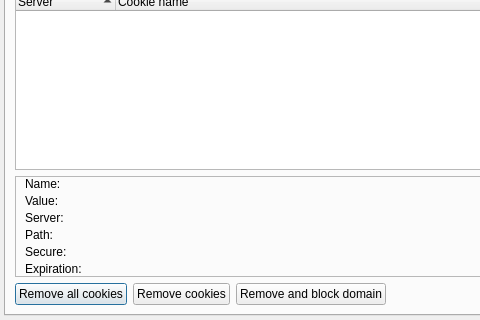
This is src/lib/cookies/cookiemanager.ui in QupZilla/qupzilla as Qt 5 draws it before an edit; both pictures show x 0 to 480 and y 95 to 415 of the 617 by 415 pixel window. The edited form follows.
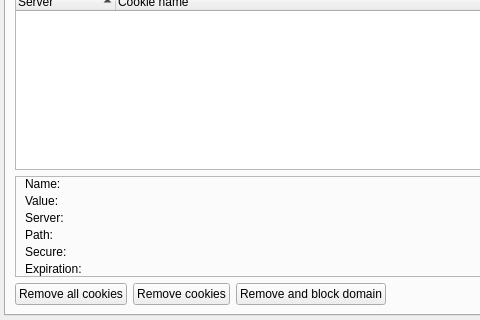
This is the edited form. Custom widgets are drawn as their Qt base class.

Commit message:
Changed CookieManager, SiteInfo and Preferences to QWidget
For some reason, QzTools::setWmClass on SiteInfo resulted
in all webviews turning black.

The edit to the form file:
```diff
--- a/src/lib/cookies/cookiemanager.ui
+++ b/src/lib/cookies/cookiemanager.ui
@@ -1,7 +1,7 @@
 <?xml version="1.0" encoding="UTF-8"?>
 <ui version="4.0">
  <class>CookieManager</class>
- <widget class="QDialog" name="CookieManager">
+ <widget class="QWidget" name="CookieManager">
   <property name="geometry">
    <rect>
     <x>0</x>
```
The commit also changes 11 other files.
